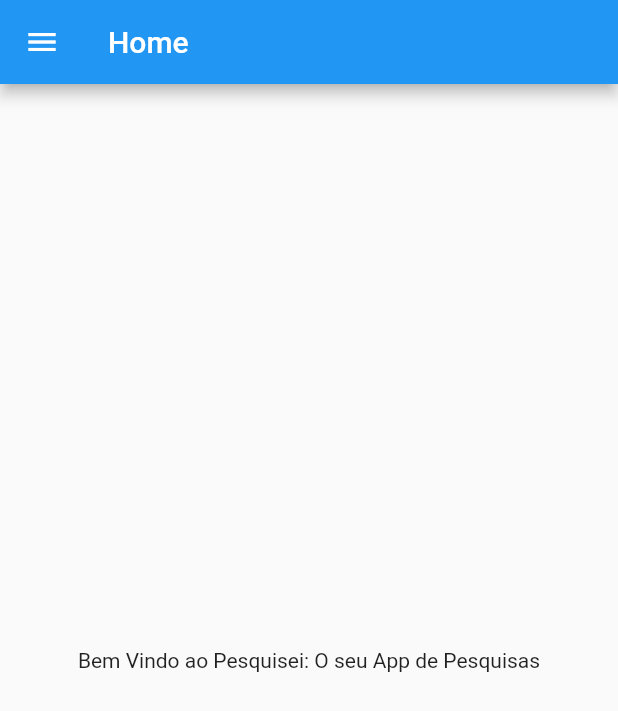
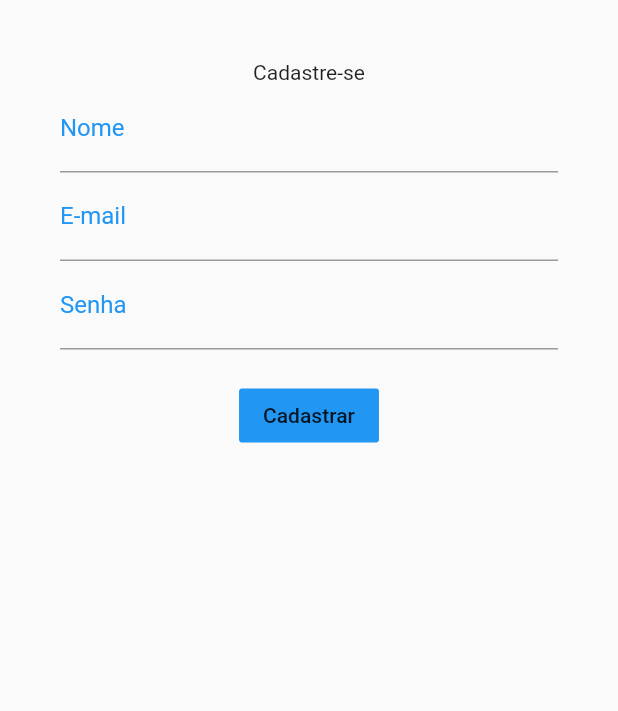
Before and after one commit to moraiscristiano/pesquisei, a Flutter app: the screen it shows after launch, on a phone screen of 412 x 824 dp. Shown: the top 711 px of the screen. Run offline on Flutter 3.47's test engine with Material 2 defaults, Android fonts, the phone set to English and light mode, and no system bars; our stand-ins replace dio, mobx, sqflite; accounts and stored records are empty; generated files the repository leaves out were written again.

```diff
--- /dev/null
+++ b/lib/controllers/signup.controller.dart
@@ -0,0 +1,19 @@
+
+import 'package:flutter_crud/repositories/account.repository.dart';
+import 'package:flutter_crud/view-models/signup.viewmodel.dart';
+import 'package:flutter_crud/views/user.model.dart';
+
+class SignupController {
+  AccountRepository repository;
+
+  SignupController() {
+    repository = new AccountRepository();
+  }
+
+  Future<UserModel> create(SignupViewModel model) async {
+    model.busy = true;
+    var user = await repository.createAccount(model);
+    model.busy = false;
+    return user;
+  }
+}
--- a/lib/main.dart
+++ b/lib/main.dart
@@ -1,8 +1,35 @@
 import 'package:flutter/material.dart';
+import 'package:flutter_crud/stores/app.store.dart';
 import 'package:flutter_crud/views/home/home.dart';
+import 'package:flutter_crud/views/signup.view.dart';
+import 'package:provider/provider.dart';
 
 void main() => runApp(MyApp());
 
+
+class MyApp extends StatelessWidget {
+  @override
+  Widget build(BuildContext context) {
+    return MultiProvider(
+      providers: [
+        Provider<AppStore>.value(
+          value: AppStore(),
+        ),
+      ],
+      child: MaterialApp(
+        title: 'Flutter Demo',
+        debugShowCheckedModeBanner: false,
+        theme: ThemeData(
+          primarySwatch: Colors.blue,
+        ),
+        home: SignupView(),
+      ),
+    );
+  }
+}
+
+
+/* MyAppOld
 class MyApp extends StatelessWidget {
   @override
   Widget build(BuildContext context) {
@@ -15,3 +42,4 @@ class MyApp extends StatelessWidget {
     );
   }
 }
+|*/
--- /dev/null
+++ b/lib/view-models/signup.viewmodel.dart
@@ -0,0 +1,6 @@
+class SignupViewModel {
+  String name = "";
+  String email = "";
+  String password = "";
+  bool busy = false;
+}
--- /dev/null
+++ b/lib/views/signup.view.dart
@@ -0,0 +1,175 @@
+import 'package:flutter/material.dart';
+import 'package:flutter_crud/controllers/signup.controller.dart';
+import 'package:flutter_crud/stores/app.store.dart';
+import 'package:flutter_crud/view-models/signup.viewmodel.dart';
+import 'package:provider/provider.dart';
+
+import 'home.view.dart';
+import 'home/home.dart';
+
+class SignupView extends StatefulWidget {
+  @override
+  _SignupViewState createState() => _SignupViewState();
+}
+
+class _SignupViewState extends State<SignupView> {
+  final _formKey = GlobalKey<FormState>();
+  final _controller = new SignupController();
+  var model = new SignupViewModel();
+
+  @override
+  Widget build(BuildContext context) {
+    var store = Provider.of<AppStore>(context);
+
+    return Scaffold(
+      body: SingleChildScrollView(
+        child: Padding(
+          padding: EdgeInsets.all(40),
+          child: Form(
+            key: _formKey,
+            child: Column(
+              children: <Widget>[
+                Text("Cadastre-se"),
+                TextFormField(
+                  keyboardType: TextInputType.text,
+                  decoration: InputDecoration(
+                    labelText: "Nome",
+                    labelStyle: TextStyle(
+                      color: Theme.of(context).primaryColor,
+                      fontWeight: FontWeight.w400,
+                      fontSize: 16,
+                    ),
+                  ),
+                  validator: (value) {
+                    if (value.isEmpty) {
+                      return 'Nome Inválido';
+                    }
+                    return null;
+                  },
+                  onSaved: (val) {
+                    model.name = val;
+                  },
+                ),
+                TextFormField(
+                  keyboardType: TextInputType.emailAddress,
+                  decoration: InputDecoration(
+                    labelText: "E-mail",
+                    labelStyle: TextStyle(
+                      color: Theme.of(context).primaryColor,
+                      fontWeight: FontWeight.w400,
+                      fontSize: 16,
+                    ),
+                  ),
+                  validator: (value) {
+                    if (value.isEmpty) {
+                      return 'E-mail Inválido';
+                    }
+                    return null;
+                  },
+                  onSaved: (val) {
+                    model.email = val;
+                  },
+                ),
+                TextFormField(
+                  keyboardType: TextInputType.emailAddress,
+                  decoration: InputDecoration(
+                    labelText: "Senha",
+                    labelStyle: TextStyle(
+                      color: Theme.of(context).primaryColor,
+                      fontWeight: FontWeight.w400,
+                      fontSize: 16,
+                    ),
+                  ),
+                  validator: (value) {
+                    if (value.isEmpty) {
+                      return 'Senha Inválida';
+                    }
+                    return null;
+                  },
+                  onSaved: (val) {
+                    model.password = val;
+                  },
+                ),
+                SizedBox(
+                  height: 20,
+                ),
+                model.busy
+                    ? Center(
+                        child: Container(
+                          child: CircularProgressIndicator(
+                            backgroundColor: Colors.black,
+                          ),
+                        ),
+                      )
+                    : FlatButton(
+                        color: Theme.of(context).primaryColor,
+                        child: Text("Cadastrar"),
+                        onPressed: () {
+                          if (_formKey.currentState.validate()) {
+                            _formKey.currentState.save();
+                          }
+
+                          // TODO: Validação de login
+
+                          Future<void> _showMyDialog() async {
+                            return showDialog<void>(
+                              context: context,
+                              barrierDismissible:
+                                  false, // user must tap button!
+                              builder: (BuildContext context) {
+                                return AlertDialog(
+                                  title: Text('Falha no login'),
+                                  content: SingleChildScrollView(
+                                    child: ListBody(
+                                      children: <Widget>[
+                                        Text('Ocorreu um erro.'),
+                                        Text('Tente fazer login novamente.'),
+                                      ],
+                                    ),
+                                  ),
+                                  actions: <Widget>[
+                                    FlatButton(
+                                      child: Text('OK'),
+                                      onPressed: () {
+                                        Navigator.of(context).pop();
+                                      },
+                                    ),
+                                  ],
+                                );
+                              },
+                            );
+                          }
+
+                          if (model.name.trim() != 'admin' ||
+                              model.password.isEmpty ||
+                              model.email.isEmpty) {
+                            _showMyDialog();
+                          } else {
+                            setState(() {});
+                            _controller.create(model).then((data) {
+                              setState(() {});
+
+                              store.setUser(
+                                data.name,
+                                data.email,
+                                data.picture,
+                                data.token,
+                              );
+                              Navigator.push(
+                                context,
+                                MaterialPageRoute(
+                                  builder: (context) => Home(),
+                                ),
+                              );
+                            });
+                          }
+                        },
+                      ),
+              ],
+            ),
+          ),
+        ),
+      ),
+    );
+  }
+}
--- /dev/null
+++ b/lib/views/user.model.dart
@@ -0,0 +1,37 @@
+class UserModel {
+  String id;
+  String name;
+  String email;
+  String picture;
+  String role;
+  String token;
+
+  UserModel({
+    this.id,
+    this.name,
+    this.email,
+    this.picture,
+    this.role,
+    this.token,
+  });
+
+  UserModel.fromJson(Map<String, dynamic> json) {
+    id = json['id'];
+    name = json['name'];
+    email = json['email'];
+    picture = json['picture'];
+    role = json['role'];
+    token = json['token'];
+  }
+
+  Map<String, dynamic> toJson() {
+    final Map<String, dynamic> data = new Map<String, dynamic>();
+    data['id'] = this.id;
+    data['name'] = this.name;
+    data['email'] = this.email;
+    data['picture'] = this.picture;
+    data['role'] = this.role;
+    data['token'] = this.token;
+    return data;
+  }
+}
```
Also changed, not shown: lib/repositories/account.repository.dart (added, +18 -0 lines), lib/stores/app.store.dart (added, +31 -0 lines), lib/views/home.view.dart (added, +23 -0 lines), pubspec.yaml (+9 -6 lines), lib/stores/app.store.g.dart (added), pubspec.lock.
